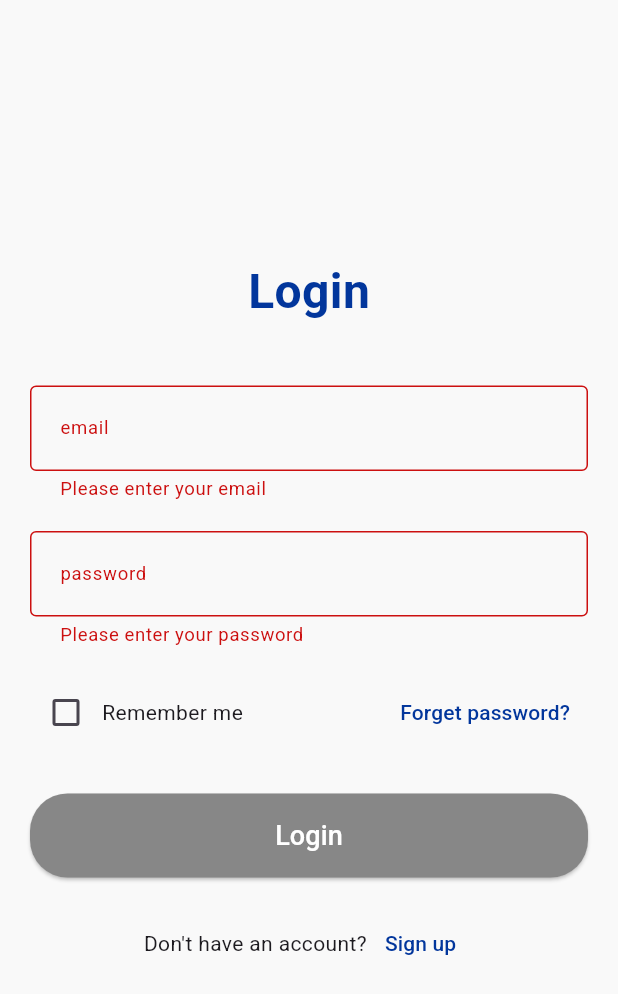
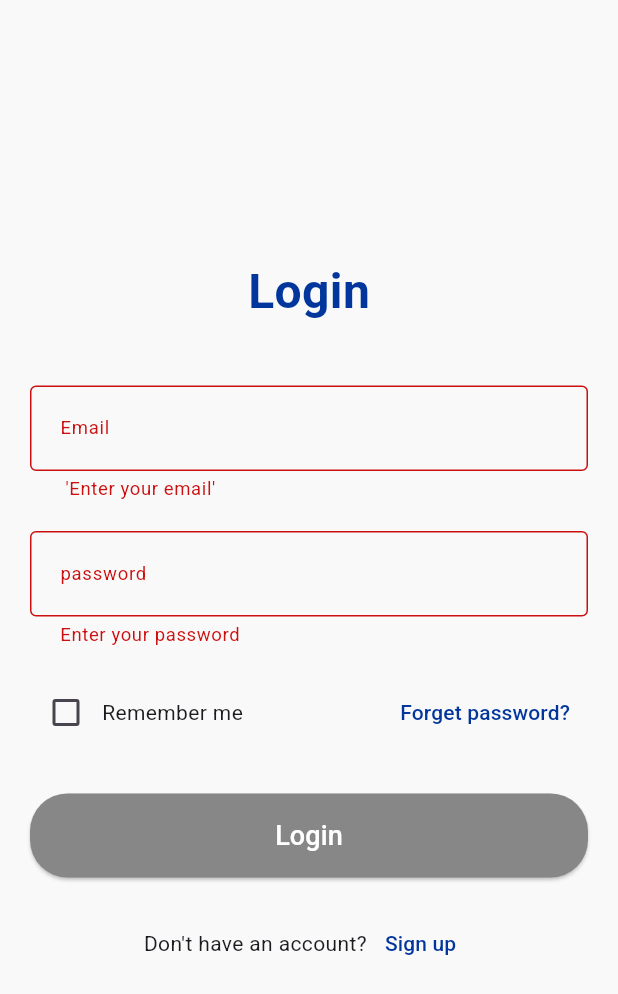
Before and after one commit to ahmedalam782/online_exam, a Flutter app: the screen it shows after launch, after a tap on "Login", on a phone screen of 412 x 824 dp. Shown: the top 994 px of the screen. Run offline on Flutter 3.47's test engine with Material 3 defaults, Android fonts, the phone set to English and light mode, and no system bars; our stand-ins replace dio, easy_localization, flutter_bloc, flutter_screenutil, flutter_svg, fluttertoast and 4 more.

Commit message:
update login screen

```diff
--- a/assets/translations/en.json
+++ b/assets/translations/en.json
@@ -5,5 +5,19 @@
     "userNameValid": "enter valid username",
     "numberOnlyValid": "enter numbers only",
     "phoneValid": "enter value must equal 10 digit",
-    "strongPasswordValid":"strong password please"
+    "strongPasswordValid":"strong password please",
+    "enterEmail":" 'Enter your email'",
+    "email": "Email",
+    "login": "Login",
+    "enterPassword": "Enter your password",
+    "password": "password",
+    "rememberMe": "Remember me",
+    "forgetPassword": "Forget password?",
+    "don'tHaveAccount": "Don't have an account?",
+    "signUp": "Sign up"
+
+
+
+
+
 }
--- a/lib/presentation/view/auth/screens/login_screen.dart
+++ b/lib/presentation/view/auth/screens/login_screen.dart
@@ -1,3 +1,4 @@
+import 'package:easy_localization/easy_localization.dart';
 import 'package:flutter/material.dart';
 import 'package:online_exam/presentation/view/auth/screens/sign_up_screen.dart';
 
@@ -30,8 +31,7 @@ class _LoginScreenState extends State<LoginScreen> {
             mainAxisAlignment: MainAxisAlignment.center,
             children: [
               Text(
-
-                'Login',
+                "login".tr(),
                 style: TextStyle(
                     fontSize: 32,
                     fontWeight: FontWeight.bold,
@@ -40,14 +40,14 @@ class _LoginScreenState extends State<LoginScreen> {
               SizedBox(height: 40),
               CustomTextFormField(
                 controller: _emailController,
-                hint: 'Enter your email',
-                label: "email",
+                hint: "enterEmail".tr(),
+                label: "email".tr(),
                 validation: (email) {
                   if (email == null || email.isEmpty) {
-                    return 'Please enter your email';
+                    return "enterEmail".tr();
                   }
                   if (!email.contains('@')) {
-                    return 'Please enter a valid email';
+                    return "emailValid".tr();
                   }
                   return null;
                 },
@@ -55,11 +55,11 @@ class _LoginScreenState extends State<LoginScreen> {
               SizedBox(height: 20),
               CustomTextFormField(
                 controller: _passwordController,
-                hint: 'Enter your password',
-                label: "password",
+                hint: "enterPassword".tr(),
+                label: "password".tr(),
                 validation: (password) {
                   if (password == null || password.isEmpty) {
-                    return 'Please enter your password';
+                    return  "enterPassword".tr();
                   }
                   return null;
                 },
@@ -78,7 +78,7 @@ class _LoginScreenState extends State<LoginScreen> {
                           });
                         },
                       ),
-                      Text('Remember me'),
+                      Text("Remember me".tr()),
                     ],
                   ),
                   TextButton(
@@ -90,7 +90,7 @@ class _LoginScreenState extends State<LoginScreen> {
                       );
                     },
                     child: Text(
-                      'Forget password?',
+                      "forgetPassword".tr(),
                       style: TextStyle(color: ColorManager.blue),
                     ),
                   ),
@@ -117,7 +117,7 @@ class _LoginScreenState extends State<LoginScreen> {
                     }
                   },
                   child: Text(
-                    'Login',
+                    "login".tr(),
                     style:
                         TextStyle(fontSize: 18, color: ColorManager.pureWhite),
                   ),
@@ -128,7 +128,7 @@ class _LoginScreenState extends State<LoginScreen> {
               Row(
                 mainAxisAlignment: MainAxisAlignment.center,
                 children: [
-                  Text("Don't have an account?"),
+                  Text("don'tHaveAccount".tr()),
                   TextButton(
                     onPressed: () {
                       Navigator.push(
@@ -137,7 +137,7 @@ class _LoginScreenState extends State<LoginScreen> {
                       );
                     },
                     child: Text(
-                      'Sign up',
+                      "signUp".tr(),
                       style: TextStyle(color: ColorManager.blue),
                     ),
                   ),
```
